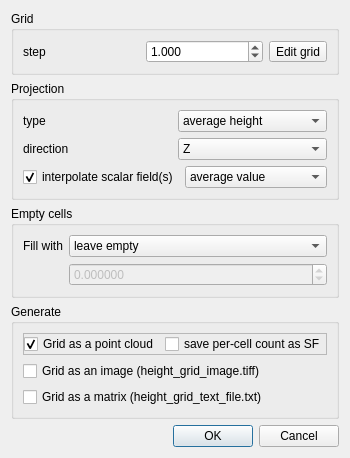
This is qCC/ui_templates/heightGridGenerationDlg.ui in CloudCompare/CloudCompare as Qt 5 draws it before an edit. The edited form follows.
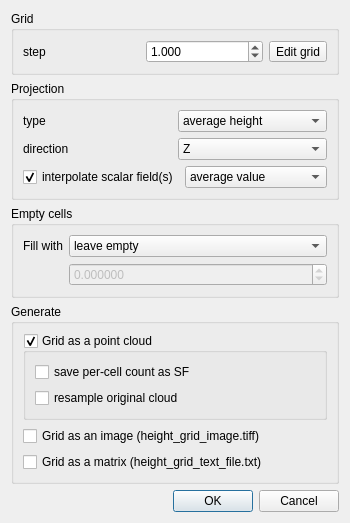
This is the edited form.

Commit message: "Resample original cloud" option added to the Height Grid Generation tool

What changed in the file:
```diff
--- a/qCC/ui_templates/heightGridGenerationDlg.ui
+++ b/qCC/ui_templates/heightGridGenerationDlg.ui
@@ -7,7 +7,7 @@
     <x>0</x>
     <y>0</y>
     <width>350</width>
-    <height>410</height>
+    <height>464</height>
    </rect>
   </property>
   <property name="acceptDrops">
@@ -267,27 +267,14 @@
      </property>
      <layout class="QVBoxLayout" name="verticalLayout_2">
       <item>
-       <widget class="QFrame" name="frame">
-        <property name="frameShape">
-         <enum>QFrame::StyledPanel</enum>
+       <widget class="QGroupBox" name="generateCloudGroupBox">
+        <property name="title">
+         <string>Grid as a point cloud</string>
         </property>
-        <property name="frameShadow">
-         <enum>QFrame::Raised</enum>
+        <property name="checkable">
+         <bool>true</bool>
         </property>
-        <layout class="QHBoxLayout" name="horizontalLayout">
-         <property name="margin">
-          <number>0</number>
-         </property>
-         <item>
-          <widget class="QCheckBox" name="generateCloudCheckBox">
-           <property name="text">
-            <string>Grid as a point cloud</string>
-           </property>
-           <property name="checked">
-            <bool>true</bool>
-           </property>
-          </widget>
-         </item>
+        <layout class="QVBoxLayout" name="verticalLayout_4">
          <item>
           <widget class="QCheckBox" name="generateCountSFcheckBox">
            <property name="text">
@@ -295,6 +282,19 @@
            </property>
           </widget>
          </item>
+         <item>
+          <widget class="QCheckBox" name="resampleOriginalCloudCheckBox">
+           <property name="toolTip">
+            <string>Keeps the nearest point in each cell instead of the cell center</string>
+           </property>
+           <property name="text">
+            <string>resample original cloud</string>
+           </property>
+           <property name="checked">
+            <bool>false</bool>
+           </property>
+          </widget>
+         </item>
         </layout>
        </widget>
       </item>
```
Left out of the diff: 21 changed lines with no effect on the pictures. The commit also changes 6 other files.
